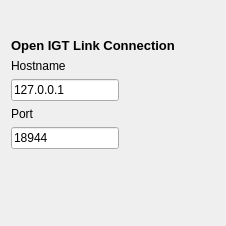
First picture: the form in Modules/IGTUI/Qmitk/QmitkOpenIGTLinkWidget.ui, repository MITK/MITK, before the edit.
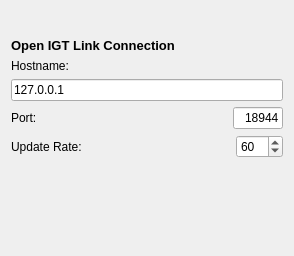
Second picture: the form after the edit.

Commit message: update rate is now configurable

Patch:
```diff
--- a/Modules/IGTUI/Qmitk/QmitkOpenIGTLinkWidget.ui
+++ b/Modules/IGTUI/Qmitk/QmitkOpenIGTLinkWidget.ui
@@ -2,8 +2,15 @@
 <ui version="4.0">
   <class>QmitkOpenIGTLinkWidget</class>
   <widget class="QWidget" name="QmitkOpenIGTLinkWidget">
-
-    <layout class="QVBoxLayout" name="verticalLayout_24">
+  <property name="geometry">
+   <rect>
+    <x>0</x>
+    <y>0</y>
+    <width>294</width>
+    <height>256</height>
+   </rect>
+  </property>
+  <layout class="QVBoxLayout" name="verticalLayout">
       <item>
         <widget class="QLabel" name="Optitrack_label_3">
           <property name="sizePolicy">
@@ -24,13 +31,9 @@
         </widget>
       </item>
       <item>
-        <layout class="QHBoxLayout" name="horizontalLayout_7">
-          <item>
-            <layout class="QVBoxLayout" name="verticalLayout_23">
-              <item>
                 <widget class="QLabel" name="label">
                   <property name="text">
-                    <string>Hostname</string>
+      <string>Hostname:</string>
                   </property>
                 </widget>
               </item>
@@ -42,23 +45,56 @@
                 </widget>
               </item>
               <item>
+    <layout class="QHBoxLayout" name="horizontalLayout_2">
+     <item>
                 <widget class="QLabel" name="label_2">
                   <property name="text">
-                    <string>Port</string>
+        <string>Port:</string>
                   </property>
                 </widget>
               </item>
+     <item>
+      <spacer name="horizontalSpacer_13">
+       <property name="orientation">
+        <enum>Qt::Horizontal</enum>
+       </property>
+       <property name="sizeHint" stdset="0">
+        <size>
+         <width>40</width>
+         <height>20</height>
+        </size>
+       </property>
+      </spacer>
+     </item>
               <item>
                 <widget class="QLineEdit" name="m_OpenIGTLinkPort">
+       <property name="maximumSize">
+        <size>
+         <width>50</width>
+         <height>16777215</height>
+        </size>
+       </property>
                   <property name="text">
                     <string>18944</string>
                   </property>
+       <property name="alignment">
+        <set>Qt::AlignRight|Qt::AlignTrailing|Qt::AlignVCenter</set>
+       </property>
                 </widget>
               </item>
             </layout>
           </item>
           <item>
-            <spacer name="horizontalSpacer_13">
+    <layout class="QHBoxLayout" name="horizontalLayout">
+     <item>
+      <widget class="QLabel" name="label_3">
+       <property name="text">
+        <string>Update Rate:</string>
+       </property>
+      </widget>
+     </item>
+     <item>
+      <spacer name="horizontalSpacer_14">
               <property name="orientation">
                 <enum>Qt::Horizontal</enum>
               </property>
@@ -70,6 +106,19 @@
               </property>
             </spacer>
           </item>
+     <item>
+      <widget class="QSpinBox" name="m_UpdateRate">
+       <property name="minimum">
+        <number>1</number>
+       </property>
+       <property name="maximum">
+        <number>999</number>
+       </property>
+       <property name="value">
+        <number>60</number>
+       </property>
+      </widget>
+     </item>
         </layout>
       </item>
       <item>
```
Left out of the diff: 5 changed lines with no effect on the pictures. Lines whose indentation alone changed are shown as unchanged. The commit also changes 5 other files.
